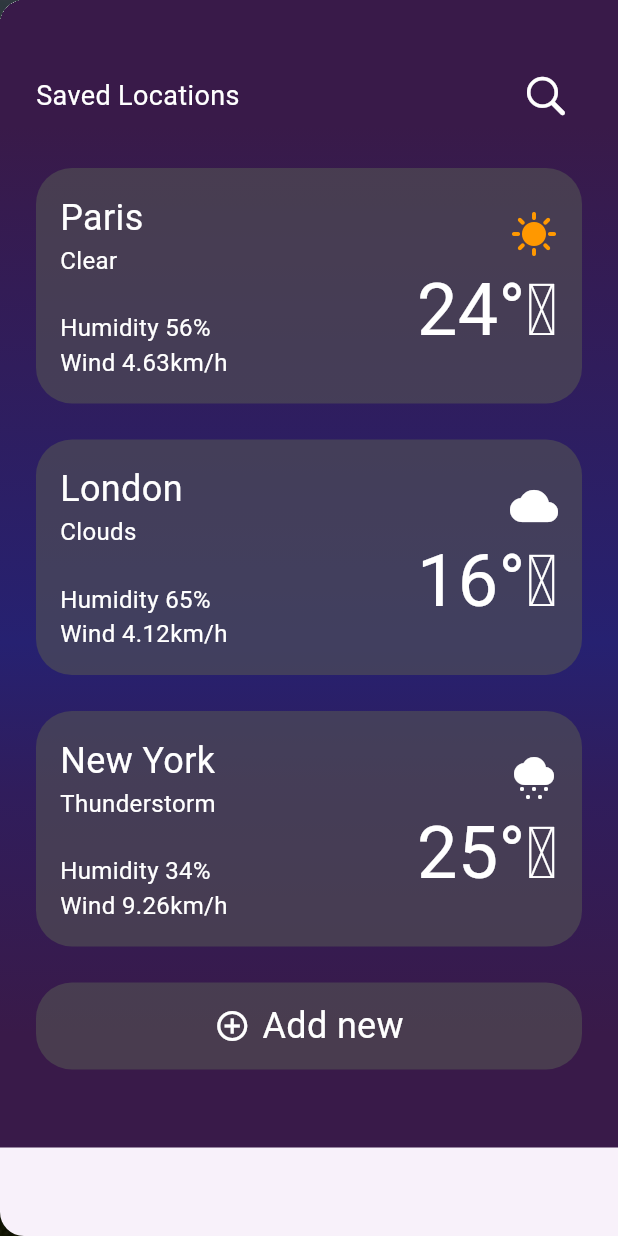
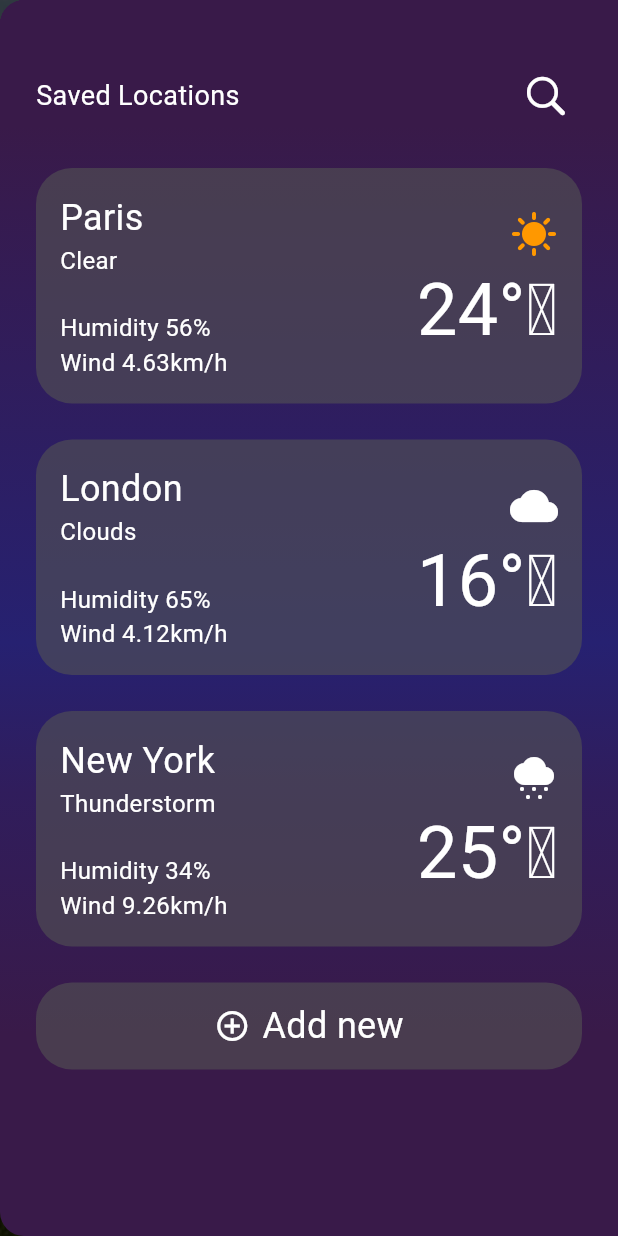
Before and after one commit to elisheba-beep/weather-ui-challenge, a Flutter app: the screen it shows after launch, with the side drawer open, on a phone screen of 412 x 824 dp. Run offline on Flutter 3.47's test engine with Material 2 defaults, Android fonts, the phone set to English and light mode, and no system bars.

Commit message:
fix drawer background color

```diff
--- a/lib/screens/weather_screen.dart
+++ b/lib/screens/weather_screen.dart
@@ -52,6 +52,7 @@ class WeatherScreen extends StatelessWidget {
       ),
       endDrawer: Drawer(
         width: MediaQuery.of(context).size.width,
+        backgroundColor: const Color(0xFF391A49),
         child: const SavedLocationsScreen(),
       ),
       body: Container(
--- a/lib/widgets/current_weather_detail_tile.dart
+++ b/lib/widgets/current_weather_detail_tile.dart
@@ -22,14 +22,14 @@ class CurrentWeatherDetailTile extends StatelessWidget {
         ),
         Text(
           text,
-          style: TextStyle(
+          style: const TextStyle(
             color: Colors.white,
             fontSize: 14,
           ),
         ),
         Text(
           value,
-          style: TextStyle(
+          style: const TextStyle(
             color: Colors.white,
             fontSize: 14,
           ),
```
